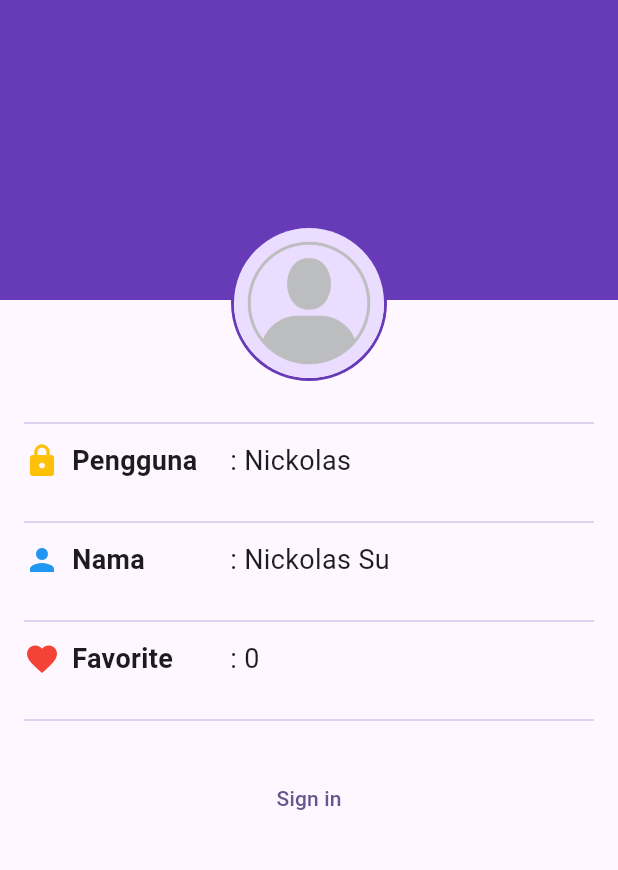
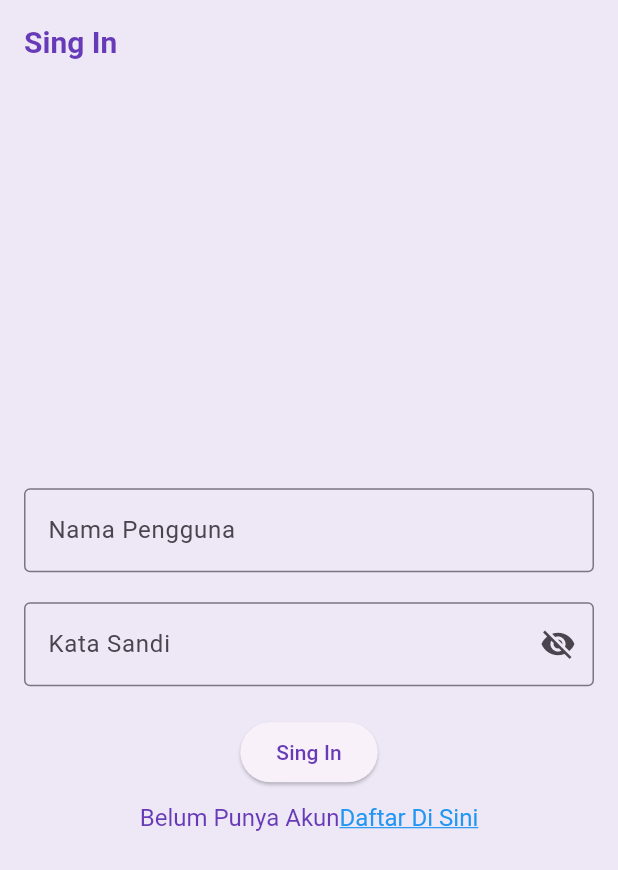
Before and after one commit to 2024-2025-Gasal-PABI-SI5B/project-wisata-candi-si5b-Nickolassu, a Flutter app: the screen it shows after launch, on a phone screen of 412 x 824 dp. Shown: the top 870 px of the screen. Run offline on Flutter 3.47's test engine with Material 3 defaults, Android fonts, the phone set to English and light mode, and no system bars.

Commit message:
part 4 (sing in done)

```diff
--- a/wisata_candi/lib/main.dart
+++ b/wisata_candi/lib/main.dart
@@ -2,6 +2,7 @@ import 'package:flutter/material.dart';
 import 'package:wisata_candi/data/candi_data.dart';
 import 'package:wisata_candi/screens/detail_screen.dart';
 import 'package:wisata_candi/screens/profile_screen.dart';
+import 'package:wisata_candi/screens/signin_screen.dart';
 
 void main() {
   runApp(const MainApp());
@@ -15,11 +16,23 @@ class MainApp extends StatelessWidget {
     return MaterialApp(
       title: 'Wisata Candi',
       theme: ThemeData(
-        colorScheme: ColorScheme.fromSeed(seedColor: Colors.deepPurple),
+        appBarTheme: const AppBarTheme(
+          iconTheme: IconThemeData(color: Colors.deepPurple),
+          titleTextStyle: TextStyle(
+            color: Colors.deepPurple,
+            fontSize: 20,
+            fontWeight: FontWeight.bold,
+          ),
+        ),
+        colorScheme: ColorScheme.fromSeed(seedColor: Colors.deepPurple).copyWith(
+          primary: Colors.deepPurple,
+          surface: Colors.deepPurple[50],
+        ),
         useMaterial3: true
       ),
       //home:DetailScreen(candi: candiList[0],),
-      home: ProfileScreen(),
+      //home: ProfileScreen(),
+      home: SingInScreen(),
     );
   }
 }
--- a/wisata_candi/lib/screens/signin_screen.dart
+++ b/wisata_candi/lib/screens/signin_screen.dart
@@ -0,0 +1,109 @@
+import 'package:flutter/material.dart';
+import 'package:flutter/gestures.dart';
+
+class SingInScreen extends StatefulWidget{
+  SingInScreen({super.key});
+
+  @override
+  State<SingInScreen> createState() => _SingInScreenState();
+}
+
+class _SingInScreenState extends State<SingInScreen> {
+  //TOD: 1. Deklarasi variabel
+  final TextEditingController _usernameController = TextEditingController();
+
+  final TextEditingController _passwordController = TextEditingController();
+
+  String _errorText='';
+
+  bool _isSignIn = false;
+
+  bool _obscurePassword = true;
+
+  @override
+  Widget build(BuildContext context) {
+    return Scaffold(
+    //TODO: 2. pasang appbar
+    appBar: AppBar(title: const Text('Sing In'),
+    ),
+    //TODO: 3. pasang body
+    body: Center(
+        child: SingleChildScrollView(
+          child: Padding(
+            padding: const EdgeInsets.all(16),
+            child: Form(
+                child: Column(
+                    //TODO: 4. aturn mainAxisAligment dan CrossAxisAligment
+                    mainAxisAlignment: MainAxisAlignment.center,
+                    crossAxisAlignment: CrossAxisAlignment.center,
+                    children: [
+                        //TODO: 5. Buat TextFormField untuk nama pengguna
+                        TextFormField(
+                            controller: _usernameController,
+                            decoration: const InputDecoration(
+                                labelText: 'Nama Pengguna',
+                                hintText: 'Masukan nama pengguna',
+                                border: OutlineInputBorder(),
+                            ),
+                        ),
+                        //TODO: 6. Buat TextFormField untuk Kata Sandi
+                        const SizedBox(height: 20,),
+                        TextFormField(
+                            controller: _passwordController,
+                            decoration: InputDecoration(
+                                labelText: 'Kata Sandi',
+                                hintText: 'Masukan kata sandi',
+                                border: const OutlineInputBorder(),
+                                errorText: _errorText.isNotEmpty?_errorText:null,
+                                suffixIcon: IconButton(
+                                    onPressed: (){
+                                        setState(() {
+                                          _obscurePassword= !_obscurePassword;
+                                        });
+                                    },
+                                    icon: Icon(
+                                        _obscurePassword ? Icons.visibility_off : Icons.visibility,
+                                    ),
+                                ),
+                            ),
+                            obscureText: _obscurePassword,
+                        ),
+                        //TODO: 7.Buat TextFormField untuk Sign in
+                        SizedBox(height: 20,),
+                        ElevatedButton(
+                            onPressed: (){},
+                            child: const Text('Sing In'),
+                        ),
+                        // TODO: 8. Pasang TextButton untuk Sing Up
+                        SizedBox(height: 10,),
+                        // TextButton(
+                        //     onPressed: (){},
+                        //     child: Text('Belum punya akun daftar disini'),
+                        // ),
+                        RichText(
+                            text: TextSpan(
+                                text: 'Belum Punya Akun',
+                                style: const TextStyle(fontSize: 16, color: Colors.deepPurple),
+                                children: [
+                                    TextSpan(
+                                        text: 'Daftar Di Sini',
+                                        style: const TextStyle(
+                                            fontSize: 16,
+                                            color: Colors.blue,
+                                            decoration: TextDecoration.underline
+                                        ),
+                                        recognizer: TapGestureRecognizer()..onTap= (){},
+                                    ),
+                                ],
+                            ),
+                        ),
+                    ],
+                ),
+            ),
+          ),
+        ),
+    ),
+    );
+
+  }
+}
```
